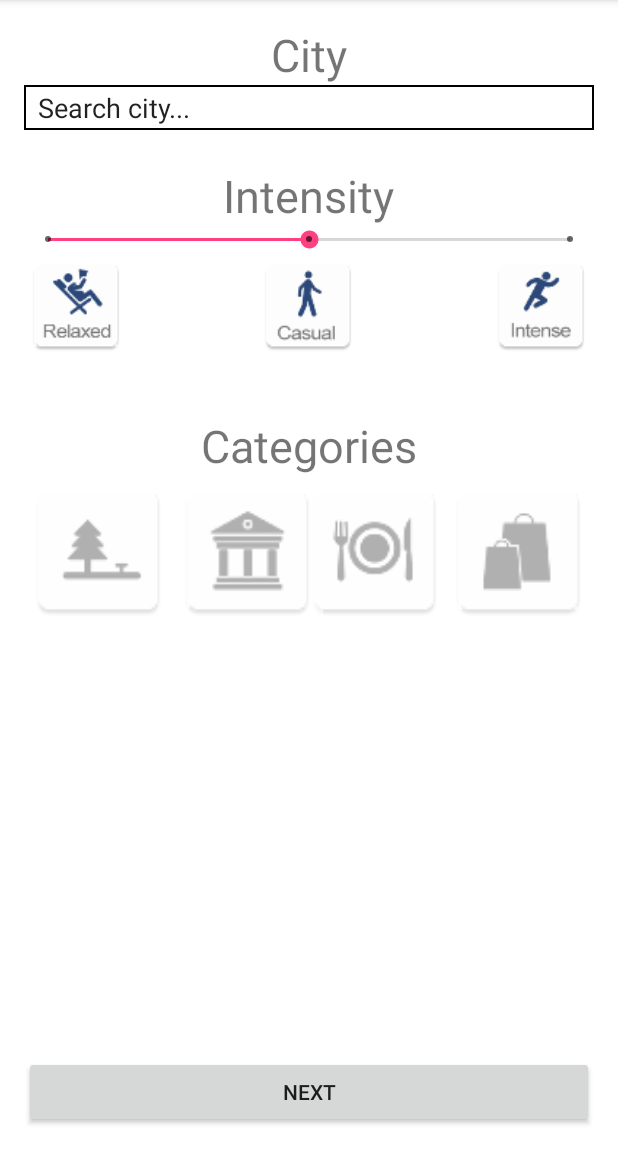
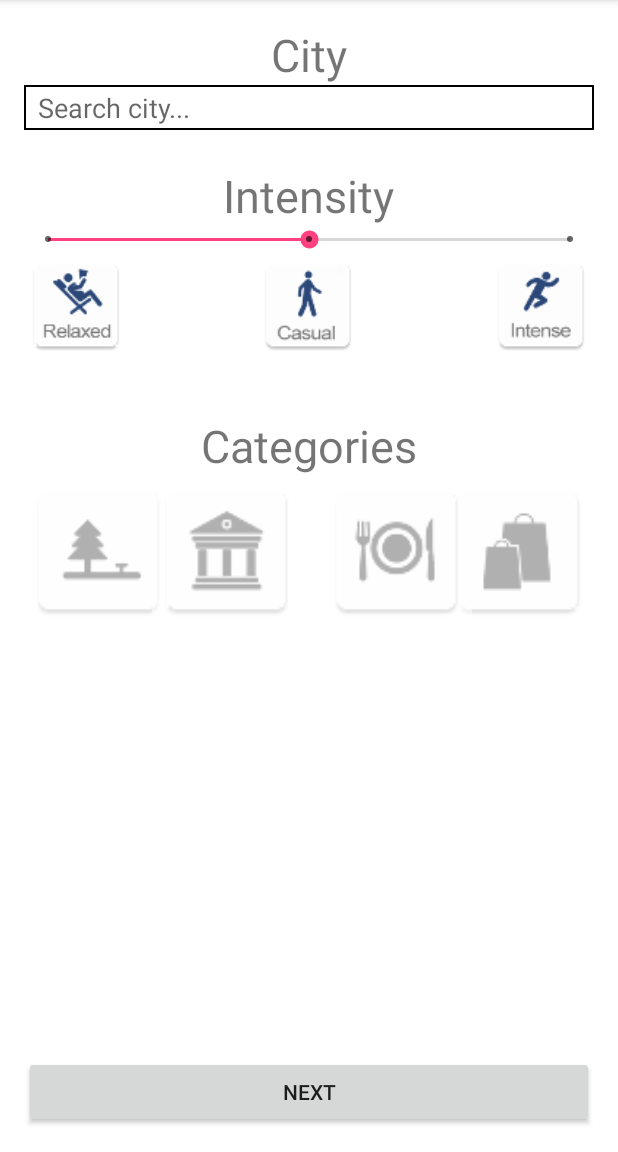
Before and after one commit to Sander011/CityPlanner, an Android app: the screen it shows after launch (StartActivity), on a phone screen of 412 x 824 dp, the part 84-1236 px from its top. Run offline under Robolectric (Android 15) with nearby library versions, the phone set to English and light mode, and no system bars.

Commit message:
Startscreen finished

```diff
--- a/app/src/main/res/layout/activity_highlights.xml
+++ b/app/src/main/res/layout/activity_highlights.xml
@@ -53,8 +53,8 @@
         android:layout_below="@+id/highlightsText"
         android:layout_alignParentLeft="true"
         android:layout_alignParentStart="true"
-        android:layout_toLeftOf="@+id/food"
-        android:layout_toStartOf="@+id/food" />
+        android:layout_toLeftOf="@+id/category3"
+        android:layout_toStartOf="@+id/category3" />
 
     <ImageButton
         android:layout_width="wrap_content"
@@ -62,7 +62,7 @@
         android:onClick="addHighlight"
         android:tint="#2c497a"
         app:srcCompat="@android:drawable/ic_input_add"
-        android:id="@+id/food"
+        android:id="@+id/category3"
         android:layout_alignBottom="@+id/selectHighlightSpinner"
         android:layout_alignParentRight="true"
         android:layout_alignParentEnd="true"
--- a/app/src/main/res/layout/activity_start.xml
+++ b/app/src/main/res/layout/activity_start.xml
@@ -22,49 +22,24 @@
     <EditText
             android:layout_width="wrap_content"
             android:inputType="textPersonName"
-            android:text="  Search city..."
             android:ems="10"
-            android:id="@+id/editText"
+            android:id="@+id/City"
             android:layout_below="@+id/textView" android:layout_alignParentLeft="true"
             android:layout_alignParentStart="true"
             android:background="@drawable/border"
-            android:layout_alignParentRight="true" android:layout_alignParentEnd="true" android:layout_height="30dp"/>
+            android:layout_alignParentRight="true" android:layout_alignParentEnd="true" android:layout_height="30dp"
+            android:hint="  Search city..."/>
     <ImageButton
             android:layout_height="@dimen/cat_icon_size"
-            android:id="@+id/shopping"
+            android:id="@+id/category4"
             android:background="@android:color/white" android:elevation="0dp"
             android:alpha="0.5"
             android:onClick="buttonPress"
             android:src="@mipmap/ic_shopping"
             android:layout_width="@dimen/cat_icon_size"
             android:scaleType="fitXY"
-            android:layout_alignTop="@+id/food" android:layout_alignParentRight="true"
+            android:layout_alignTop="@+id/category3" android:layout_alignParentRight="true"
             android:layout_alignParentEnd="true"/>
-    <ImageButton
-            android:layout_height="@dimen/cat_icon_size"
-            android:id="@+id/food"
-            android:background="@android:color/white" android:elevation="0dp"
-            android:alpha="0.5"
-            android:onClick="buttonPress"
-            android:src="@mipmap/ic_diner"
-            android:layout_width="@dimen/cat_icon_size"
-            android:scaleType="fitXY"
-            android:layout_marginLeft="19dp"
-            android:layout_marginStart="19dp"
-            android:layout_alignTop="@+id/musea" android:layout_alignLeft="@+id/textView"
-            android:layout_alignStart="@+id/textView"/>
-    <ImageButton
-            android:layout_height="@dimen/cat_icon_size"
-            android:id="@+id/musea"
-            android:background="@android:color/white" android:elevation="0dp"
-            android:alpha="0.5"
-            android:onClick="buttonPress"
-            android:layout_width="@dimen/cat_icon_size"
-            android:scaleType="fitXY"
-            android:src="@mipmap/ic_temple"
-            android:layout_marginRight="16dp" android:layout_marginEnd="16dp"
-            android:layout_alignTop="@+id/nature" android:layout_alignRight="@+id/textView"
-            android:layout_alignEnd="@+id/textView"/>
     <TextView
             android:text="Categories"
             android:layout_width="wrap_content"
@@ -103,7 +78,7 @@
             android:id="@+id/textView4"
             android:textSize="30sp"
             android:layout_marginTop="23dp"
-            android:layout_below="@+id/editText" android:layout_centerHorizontal="true"/>
+            android:layout_below="@+id/City" android:layout_centerHorizontal="true"/>
     <ImageView
             android:layout_height="@dimen/int_icon_size" app:srcCompat="@mipmap/ic_relaxed"
             android:id="@+id/imageView5"
@@ -116,7 +91,7 @@
             android:layout_below="@+id/seekBar2" android:layout_centerHorizontal="true"/>
     <ImageButton
             android:layout_height="@dimen/cat_icon_size"
-            android:id="@+id/nature"
+            android:id="@+id/category1"
             android:background="@android:color/white" android:elevation="0dp"
             android:alpha="0.5"
             android:onClick="buttonPress"
@@ -125,4 +100,28 @@
             android:scaleType="fitXY"
             android:layout_below="@+id/textView5" android:layout_alignParentLeft="true"
             android:layout_alignParentStart="true"/>
+    <ImageButton
+            android:layout_height="@dimen/cat_icon_size"
+            android:id="@+id/category2"
+            android:background="@android:color/white" android:elevation="0dp"
+            android:alpha="0.5"
+            android:onClick="buttonPress"
+            android:layout_width="@dimen/cat_icon_size"
+            android:scaleType="fitXY"
+            android:src="@mipmap/ic_temple"
+            android:layout_marginLeft="15dp"
+            android:layout_marginStart="15dp" android:layout_below="@+id/textView5"
+            android:layout_toRightOf="@+id/imageView5" android:layout_toEndOf="@+id/imageView5"/>
+    <ImageButton
+            android:layout_height="@dimen/cat_icon_size"
+            android:id="@+id/category3"
+            android:background="@android:color/white" android:elevation="0dp"
+            android:alpha="0.5"
+            android:onClick="buttonPress"
+            android:src="@mipmap/ic_diner"
+            android:layout_width="@dimen/cat_icon_size"
+            android:scaleType="fitXY"
+            android:layout_below="@+id/textView5" android:layout_toLeftOf="@+id/imageView4"
+            android:layout_toStartOf="@+id/imageView4" android:layout_marginRight="11dp"
+            android:layout_marginEnd="11dp"/>
 </RelativeLayout>
```
Also changed, not shown: app/src/main/java/hci/cityplanner/StartActivity.java (+14 -21 lines).
